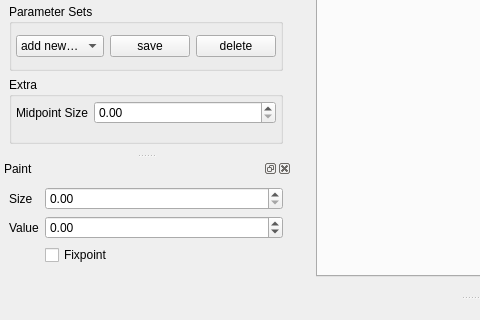
Before: the Qt Designer form ui/plotwindow_2d.ui in Debilski/Wellenprogramm, drawn with Qt 5; both pictures show x 0 to 480 and y 422 to 742 of the 940 by 742 pixel window.
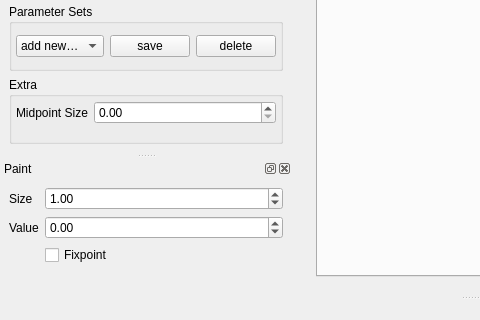
After: the same form once the commit is applied. Custom widgets are drawn as their Qt base class.

Commit message: Verbesserungen in der Ui.

```diff
--- a/ui/plotwindow_2d.ui
+++ b/ui/plotwindow_2d.ui
@@ -727,7 +727,11 @@
         </widget>
        </item>
        <item row="0" column="1">
-        <widget class="QDoubleSpinBox" name="paintSizeSpinBox"/>
+        <widget class="QDoubleSpinBox" name="paintSizeSpinBox">
+         <property name="value">
+          <double>1.000000000000000</double>
+         </property>
+        </widget>
        </item>
        <item row="3" column="1">
         <widget class="QCheckBox" name="paintFixpointCheckbox">
```
The commit also changes 2 other files.
